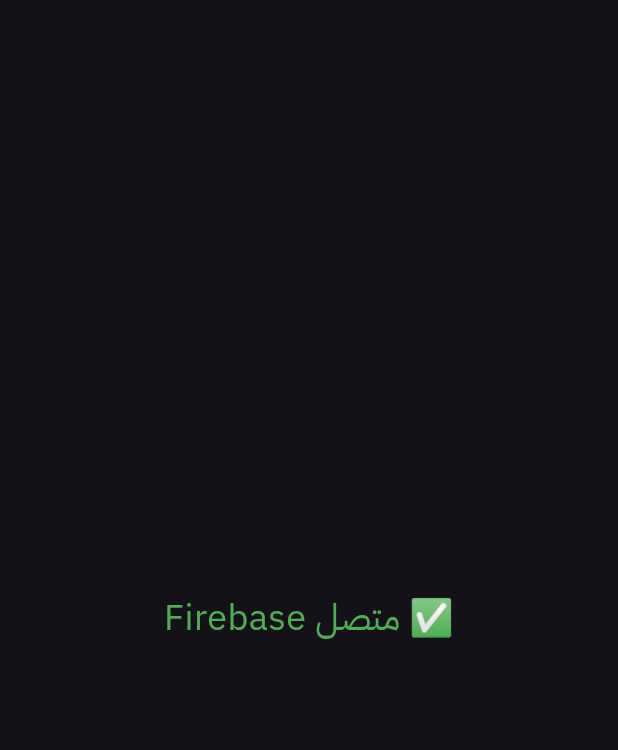
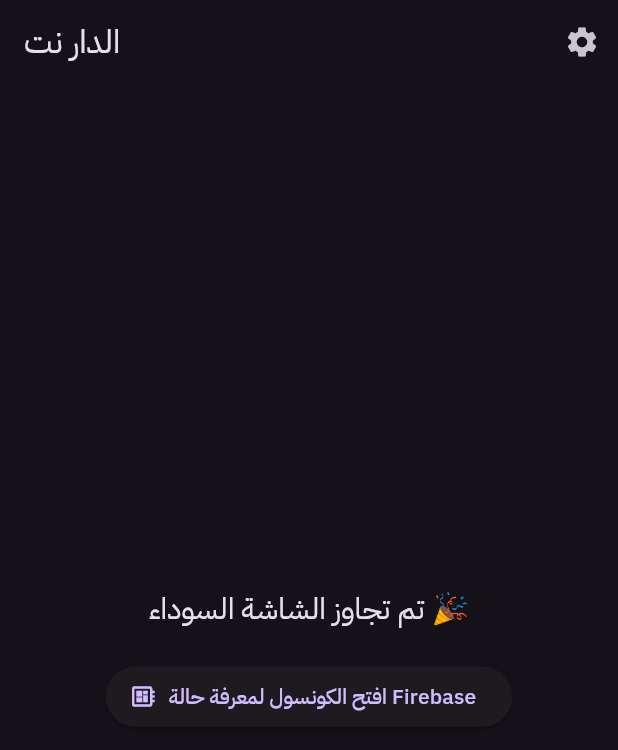
Before and after one commit to helpterooai-ops/naqa, a Flutter app: the screen it shows after launch, on a phone screen of 412 x 824 dp. Shown: the top 750 px of the screen. Run offline on Flutter 3.47's test engine with Material 3 defaults, Android fonts, the phone set to English and light mode, and no system bars; our stand-ins replace firebase_core, permission_handler; missing offline and left inert: aether_file, disk_space_plus; accounts and stored records are empty.

Commit message:
Fix: Complete Firebase integration with correct error handling

```diff
--- a/lib/main.dart
+++ b/lib/main.dart
@@ -1,14 +1,30 @@
 import 'package:flutter/material.dart';
 import 'package:firebase_core/firebase_core.dart';
-// سنضيف لاحقاً استيراد firebase_options.dart بعد التأكد من وجوده
+
+// قائمة لتخزين سجلات النظام (الكونسول المدمج)
+final List<String> appLogs = [];
+
+void addLog(String message) {
+  final time = DateTime.now().toIso8601String().substring(11, 19);
+  appLogs.add("[$time] $message");
+  debugPrint("[$time] $message");
+}
 
 void main() async {
-  // تأكد من تهيئة Flutter قبل تشغيل Firebase
+  // 1. التهيئة الأساسية لفلاتر
   WidgetsFlutterBinding.ensureInitialized();
 
-  // تهيئة Firebase (حالياً بدون خيارات منصة)
-  await Firebase.initializeApp();
+  // 2. حماية التطبيق من الانهيار والشاشة السوداء
+  try {
+    addLog("جاري محاولة الاتصال بخوادم Firebase...");
+    await Firebase.initializeApp();
+    addLog("تم الاتصال بـ Firebase بنجاح! ✅");
+  } catch (e) {
+    addLog("خطأ فادح في تهيئة Firebase: $e ❌");
+    addLog("تأكد من وجود ملف google-services.json في مجلد android/app وتطابق applicationId");
+  }
 
+  // 3. تشغيل التطبيق دائماً لرؤية الكونسول
   runApp(const AldarNetApp());
 }
 
@@ -25,14 +41,95 @@
         brightness: Brightness.dark,
         fontFamily: 'IBMPlexSansArabic',
       ),
-      home: const Scaffold(
-        body: Center(
-          child: Text(
-            'Firebase متصل ✅',
-            style: TextStyle(fontSize: 24, color: Colors.green),
-          ),
+      home: const MainScreen(),
+    );
+  }
+}
+
+class MainScreen extends StatefulWidget {
+  const MainScreen({super.key});
+
+  @override
+  State<MainScreen> createState() => _MainScreenState();
+}
+
+class _MainScreenState extends State<MainScreen> {
+  @override
+  Widget build(BuildContext context) {
+    return Scaffold(
+      appBar: AppBar(
+        title: const Text('الدار نت'),
+        actions: [
+          IconButton(
+            icon: const Icon(Icons.settings),
+            tooltip: 'الكونسول',
+            onPressed: () {
+              Navigator.push(
+                context,
+                MaterialPageRoute(builder: (context) => const AppConsoleScreen()),
+              );
+            },
+          )
+        ],
+      ),
+      body: Center(
+        child: Column(
+          mainAxisAlignment: MainAxisAlignment.center,
+          children: [
+            const Text(
+              'تم تجاوز الشاشة السوداء 🎉',
+              style: TextStyle(fontSize: 20),
+            ),
+            const SizedBox(height: 20),
+            ElevatedButton.icon(
+              onPressed: () {
+                Navigator.push(
+                  context,
+                  MaterialPageRoute(builder: (context) => const AppConsoleScreen()),
+                );
+              },
+              icon: const Icon(Icons.developer_board),
+              label: const Text('افتح الكونسول لمعرفة حالة Firebase'),
+            )
+          ],
         ),
       ),
     );
   }
 }
+
+class AppConsoleScreen extends StatelessWidget {
+  const AppConsoleScreen({super.key});
+
+  @override
+  Widget build(BuildContext context) {
+    return Scaffold(
+      appBar: AppBar(
+        title: const Text('سجل النظام (Console)'),
+        backgroundColor: Colors.black87,
+      ),
+      backgroundColor: Colors.black,
+      body: appLogs.isEmpty
+          ? const Center(child: Text("لا توجد سجلات حالياً"))
+          : ListView.builder(
+              itemCount: appLogs.length,
+              itemBuilder: (context, index) {
+                final log = appLogs[index];
+                final isError = log.contains("خطأ") || log.contains("❌");
+                return Padding(
+                  padding: const EdgeInsets.all(8.0),
+                  child: SelectableText(
+                    log,
+                    style: TextStyle(
+                      color: isError ? Colors.redAccent : Colors.greenAccent,
+                      fontFamily: 'monospace',
+                      fontSize: 14,
+                    ),
+                    textDirection: TextDirection.ltr,
+                  ),
+                );
+              },
+            ),
+    );
+  }
+}
```
Also changed, not shown: 3 other files.
